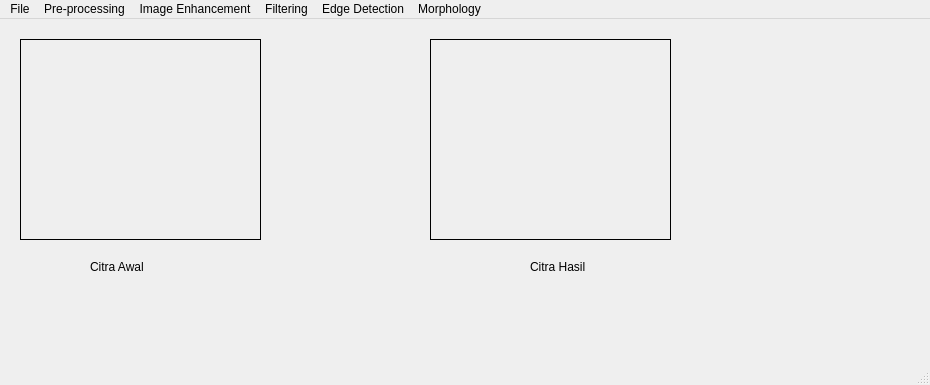
Qt form tugas.ui (edsel458w/tugaspcd) before a commit.
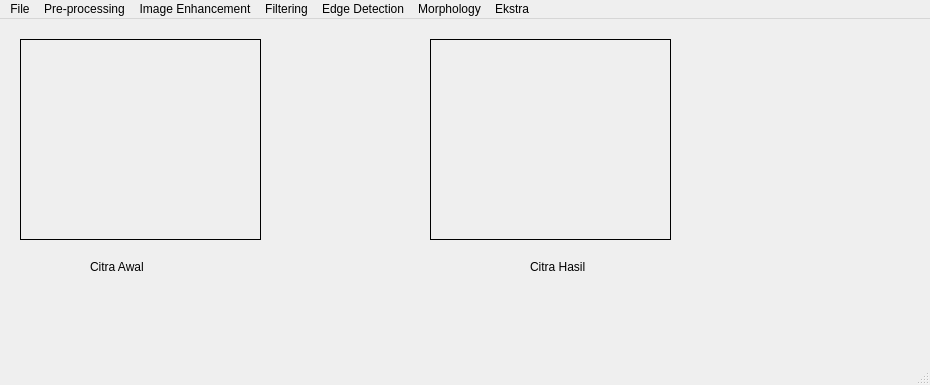
The same form after that commit.

Commit message: first commit aplikasi pengolahan citra

```diff
--- a/tugas.ui
+++ b/tugas.ui
@@ -134,7 +134,15 @@
    <addaction name="menuImage_Enhancement"/>
    <addaction name="menuFiltering"/>
    <addaction name="menuEdge_Detection"/>
+   <widget class="QMenu" name="menuEkstra">
+    <property name="title">
+     <string>Ekstra</string>
+    </property>
+    <addaction name="actionExport_TXT"/>
+    <addaction name="actionExport_Excel"/>
+   </widget>
    <addaction name="menuMorphology"/>
+   <addaction name="menuEkstra"/>
   </widget>
   <widget class="QStatusBar" name="statusbar"/>
   <action name="actionLoad_Image">
```
Left out of the diff: 10 changed lines with no effect on the pictures. The commit also changes 1 other file.
